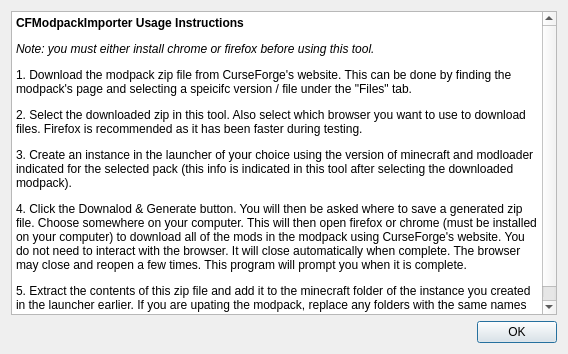
Above: ui/instructions.ui from MB3hel/CFModpackImporter before the change. Below: the same form after it.
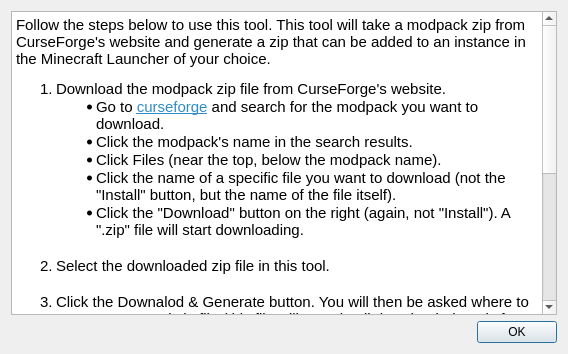
That is the form after the change. Icons and pictures are not drawn.

```diff
--- a/ui/instructions.ui
+++ b/ui/instructions.ui
@@ -28,14 +28,26 @@
 &lt;html&gt;&lt;head&gt;&lt;meta name=&quot;qrichtext&quot; content=&quot;1&quot; /&gt;&lt;meta charset=&quot;utf-8&quot; /&gt;&lt;style type=&quot;text/css&quot;&gt;
 p, li { white-space: pre-wrap; }
 hr { height: 1px; border-width: 0; }
-&lt;/style&gt;&lt;/head&gt;&lt;body style=&quot; font-family:'Segoe UI'; font-size:9pt; font-weight:400; font-style:normal;&quot;&gt;
-&lt;p style=&quot; margin-top:12px; margin-bottom:12px; margin-left:0px; margin-right:0px; -qt-block-indent:0; text-indent:0px;&quot;&gt;&lt;span style=&quot; font-weight:700;&quot;&gt;CFModpackImporter Usage Instructions&lt;/span&gt;&lt;/p&gt;
-&lt;p style=&quot; margin-top:12px; margin-bottom:12px; margin-left:0px; margin-right:0px; -qt-block-indent:0; text-indent:0px;&quot;&gt;&lt;span style=&quot; font-style:italic;&quot;&gt;Note: you must either install chrome or firefox before using this tool.&lt;/span&gt;&lt;/p&gt;
-&lt;p style=&quot; margin-top:12px; margin-bottom:12px; margin-left:0px; margin-right:0px; -qt-block-indent:0; text-indent:0px;&quot;&gt;1. Download the modpack zip file from CurseForge's website. This can be done by finding the modpack's page and selecting a speicifc version / file under the &amp;quot;Files&amp;quot; tab.&lt;/p&gt;
-&lt;p style=&quot; margin-top:12px; margin-bottom:12px; margin-left:0px; margin-right:0px; -qt-block-indent:0; text-indent:0px;&quot;&gt;2. Select the downloaded zip in this tool. Also select which browser you want to use to download files. Firefox is recommended as it has been faster during testing.&lt;/p&gt;
-&lt;p style=&quot; margin-top:12px; margin-bottom:12px; margin-left:0px; margin-right:0px; -qt-block-indent:0; text-indent:0px;&quot;&gt;3. Create an instance in the launcher of your choice using the version of minecraft and modloader indicated for the selected pack (this info is indicated in this tool after selecting the downloaded modpack).&lt;/p&gt;
-&lt;p style=&quot; margin-top:12px; margin-bottom:12px; margin-left:0px; margin-right:0px; -qt-block-indent:0; text-indent:0px;&quot;&gt;4. Click the Downalod &amp;amp; Generate button. You will then be asked where to save a generated zip file. Choose somewhere on your computer. This will then open firefox or chrome (must be installed on your computer) to download all of the mods in the modpack using CurseForge's website. You do not need to interact with the browser. It will close automatically when complete. The browser may close and reopen a few times. This program will prompt you when it is complete.&lt;/p&gt;
-&lt;p style=&quot; margin-top:12px; margin-bottom:12px; margin-left:0px; margin-right:0px; -qt-block-indent:0; text-indent:0px;&quot;&gt;5. Extract the contents of this zip file and add it to the minecraft folder of the instance you created in the launcher earlier. If you are upating the modpack, replace any folders with the same names in the instance folder.&lt;/p&gt;&lt;/body&gt;&lt;/html&gt;</string>
+li.unchecked::marker { content: &quot;\2610&quot;; }
+li.checked::marker { content: &quot;\2612&quot;; }
+&lt;/style&gt;&lt;/head&gt;&lt;body style=&quot; font-family:'Ubuntu'; font-size:11pt; font-weight:400; font-style:normal;&quot;&gt;
+&lt;p style=&quot; margin-top:12px; margin-bottom:12px; margin-left:0px; margin-right:0px; -qt-block-indent:0; text-indent:0px;&quot;&gt;Follow the steps below to use this tool. This tool will take a modpack zip from CurseForge's website and generate a zip that can be added to an instance in the Minecraft Launcher of your choice.&lt;/p&gt;
+&lt;ol style=&quot;margin-top: 0px; margin-bottom: 0px; margin-left: 0px; margin-right: 0px; -qt-list-indent: 1;&quot;&gt;
+&lt;li style=&quot; margin-top:12px; margin-bottom:0px; margin-left:0px; margin-right:0px; -qt-block-indent:0; text-indent:0px;&quot;&gt;Download the modpack zip file from CurseForge's website.    
+&lt;ul style=&quot;margin-top: 0px; margin-bottom: 0px; margin-left: 0px; margin-right: 0px; -qt-list-indent: 2;&quot;&gt;
+&lt;li style=&quot; margin-top:0px; margin-bottom:0px; margin-left:0px; margin-right:0px; -qt-block-indent:0; text-indent:0px;&quot;&gt;Go to &lt;a href=&quot;https://www.curseforge.com/minecraft/modpacks&quot;&gt;&lt;span style=&quot; text-decoration: underline; color:#308cc6;&quot;&gt;curseforge&lt;/span&gt;&lt;/a&gt; and search for the modpack you want to download.        &lt;/li&gt;
+&lt;li style=&quot; margin-top:0px; margin-bottom:0px; margin-left:0px; margin-right:0px; -qt-block-indent:0; text-indent:0px;&quot;&gt;Click the modpack's name in the search results.        &lt;/li&gt;
+&lt;li style=&quot; margin-top:0px; margin-bottom:0px; margin-left:0px; margin-right:0px; -qt-block-indent:0; text-indent:0px;&quot;&gt;Click Files (near the top, below the modpack name).        &lt;/li&gt;
+&lt;li style=&quot; margin-top:0px; margin-bottom:0px; margin-left:0px; margin-right:0px; -qt-block-indent:0; text-indent:0px;&quot;&gt;Click the name of a specific file you want to download (not the &amp;quot;Install&amp;quot; button, but the name of the file itself).        &lt;/li&gt;
+&lt;li style=&quot; margin-top:0px; margin-bottom:0px; margin-left:0px; margin-right:0px; -qt-block-indent:0; text-indent:0px;&quot;&gt;Click the &amp;quot;Download&amp;quot; button on the right (again, not &amp;quot;Install&amp;quot;). A &amp;quot;.zip&amp;quot; file will start downloading.&lt;/li&gt;&lt;/ul&gt;&lt;/li&gt;
+&lt;p style=&quot;-qt-paragraph-type:empty; margin-top:0px; margin-bottom:0px; margin-left:0px; margin-right:0px; -qt-block-indent:2; text-indent:0px;&quot;&gt;&lt;br /&gt;&lt;/p&gt;
+&lt;li style=&quot; margin-top:0px; margin-bottom:0px; margin-left:0px; margin-right:0px; -qt-block-indent:0; text-indent:0px;&quot;&gt;Select the downloaded zip file in this tool.    &lt;/li&gt;
+&lt;p style=&quot;-qt-paragraph-type:empty; margin-top:0px; margin-bottom:0px; margin-left:0px; margin-right:0px; -qt-block-indent:1; text-indent:0px;&quot;&gt;&lt;br /&gt;&lt;/p&gt;
+&lt;li style=&quot; margin-top:0px; margin-bottom:0px; margin-left:0px; margin-right:0px; -qt-block-indent:0; text-indent:0px;&quot;&gt;Click the Downalod &amp;amp; Generate button. You will then be asked where to save a generated zip file (this file will contain all downloaded mods for the modpack). Choose somewhere on your computer. This will then open a browser to download all of the mods in the modpack using CurseForge's website. You do not need to interact with the browser. It will close automatically when complete. The browser may close and reopen a few times. This program will prompt you when it is complete.    &lt;/li&gt;
+&lt;p style=&quot;-qt-paragraph-type:empty; margin-top:0px; margin-bottom:0px; margin-left:0px; margin-right:0px; -qt-block-indent:1; text-indent:0px;&quot;&gt;&lt;br /&gt;&lt;/p&gt;
+&lt;li style=&quot; margin-top:0px; margin-bottom:0px; margin-left:0px; margin-right:0px; -qt-block-indent:0; text-indent:0px;&quot;&gt;Create an instance in the launcher of your choice using the version of minecraft and modloader indicated for the selected pack (this info is indicated in this tool after selecting the downloaded modpack).    &lt;/li&gt;
+&lt;p style=&quot;-qt-paragraph-type:empty; margin-top:0px; margin-bottom:0px; margin-left:0px; margin-right:0px; -qt-block-indent:1; text-indent:0px;&quot;&gt;&lt;br /&gt;&lt;/p&gt;
+&lt;li style=&quot; margin-top:0px; margin-bottom:12px; margin-left:0px; margin-right:0px; -qt-block-indent:0; text-indent:0px;&quot;&gt;Extract the contents of this zip file and add it to the minecraft folder of the instance you created in the launcher previously. If you are upating the modpack, replace any folders with the same names in the instance folder.&lt;/li&gt;&lt;/ol&gt;&lt;/body&gt;&lt;/html&gt;</string>
      </property>
     </widget>
    </item>
```
